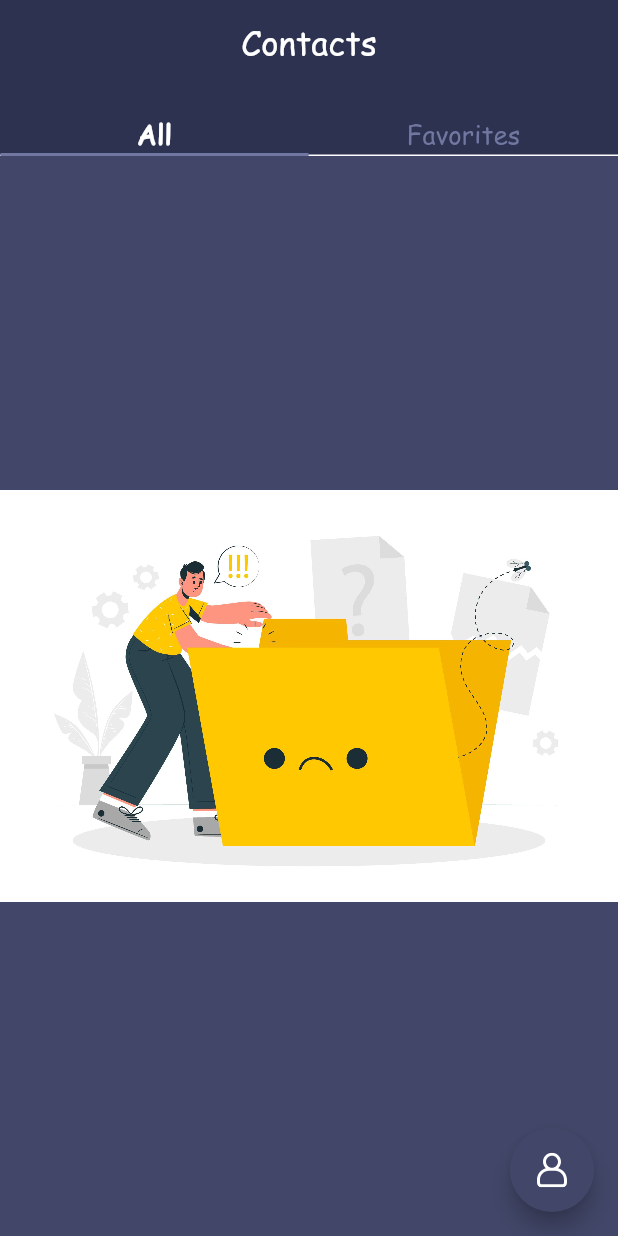
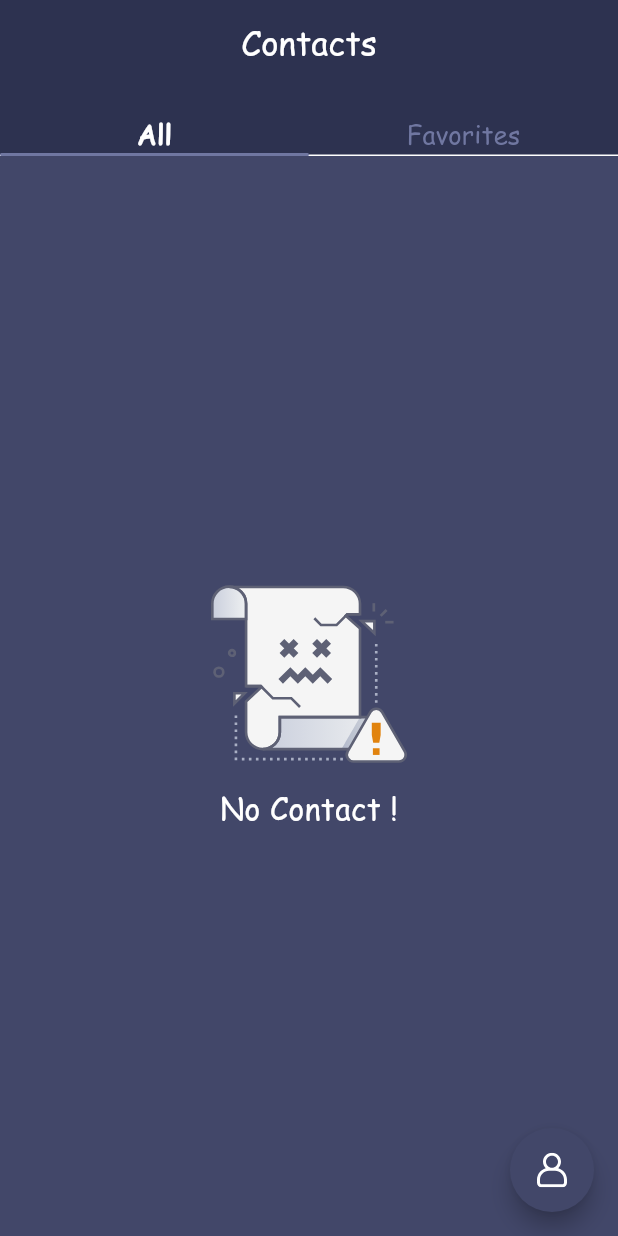
Before and after one commit to yalda-student/seven_learn_exercise_four, a Flutter app: the screen it shows after launch, on a phone screen of 412 x 824 dp. Run offline on Flutter 3.47's test engine with Material 3 defaults, Android fonts, the phone set to English and light mode, and no system bars; our stand-ins replace bloc, flutter_bloc, flutter_svg, hive, image_picker; missing offline and left inert: persian_datetime_picker; accounts and stored records are empty.

Commit message:
feat:
Fix a bug
some improvements

```diff
--- a/lib/view/screen/bloc/contact_list_bloc.dart
+++ b/lib/view/screen/bloc/contact_list_bloc.dart
@@ -34,9 +34,9 @@ class ContactBloc extends Bloc<ContactEvent, ContactState> {
           emit(ContactListSuccessOperation(event.contactModel));
         } else {
           await box.add(event.contactModel);
+          _contactList.add(event.contactModel);
           emit(ContactListAllDataSuccess(box.values.toList()));
         }
-        // emit(ContactListSuccessOperation());
       } else if (event is ContactDeleteData) {
         await box.delete(event.contactModel.key);
         _getAllContacts(emit);
--- a/lib/view/screen/contact_list/all_contacts_tab.dart
+++ b/lib/view/screen/contact_list/all_contacts_tab.dart
@@ -1,8 +1,8 @@
 import 'package:flutter/material.dart';
 import 'package:flutter_bloc/flutter_bloc.dart';
-import 'package:seven_learn_exercise_four/gen/assets.gen.dart';
 import 'package:seven_learn_exercise_four/view/screen/bloc/contact_list_bloc.dart';
 import 'package:seven_learn_exercise_four/view/widget/contact_item.dart';
+import 'package:seven_learn_exercise_four/view/widget/empty_state.dart';
 
 class AllContactTab extends StatelessWidget {
   const AllContactTab({super.key});
@@ -28,7 +28,7 @@ class AllContactTab extends StatelessWidget {
               ),
             );
           }
-          return Center(child: Assets.icon.emptyState.image());
+          return const Center(child: EmptyState());
         });
   }
 }
--- a/lib/view/screen/contact_list/favorite_contacts_tab.dart
+++ b/lib/view/screen/contact_list/favorite_contacts_tab.dart
@@ -1,8 +1,8 @@
 import 'package:flutter/material.dart';
 import 'package:flutter_bloc/flutter_bloc.dart';
-import 'package:seven_learn_exercise_four/gen/assets.gen.dart';
 import 'package:seven_learn_exercise_four/view/screen/bloc/contact_list_bloc.dart';
 import 'package:seven_learn_exercise_four/view/widget/contact_item.dart';
+import 'package:seven_learn_exercise_four/view/widget/empty_state.dart';
 
 class FavoriteContactTab extends StatelessWidget {
   const FavoriteContactTab({super.key});
@@ -29,7 +29,7 @@ class FavoriteContactTab extends StatelessWidget {
               ),
             );
           }
-          return Center(child: Assets.icon.emptyState.image());
+          return const Center(child: EmptyState());
         });
   }
 }
--- /dev/null
+++ b/lib/view/widget/empty_state.dart
@@ -0,0 +1,24 @@
+import 'package:flutter/material.dart';
+import 'package:flutter_svg/svg.dart';
+import 'package:seven_learn_exercise_four/gen/assets.gen.dart';
+
+class EmptyState extends StatelessWidget {
+  const EmptyState({super.key});
+
+  @override
+  Widget build(BuildContext context) {
+    return Column(
+      mainAxisAlignment: MainAxisAlignment.center,
+      children: [
+        SvgPicture.asset(
+          Assets.icon.corrupted,
+          width: 150,
+        ),
+        const Text(
+          'No Contact !',
+          style: TextStyle(fontSize: 20),
+        )
+      ],
+    );
+  }
+}
```
Also changed, not shown: lib/gen/assets.gen.dart (+12 -0 lines), lib/view/screen/edit_contact_screen.dart (+18 -2 lines), assets/icon/corrupted.svg (added), assets/icon/empty_state.jpg (deleted).
